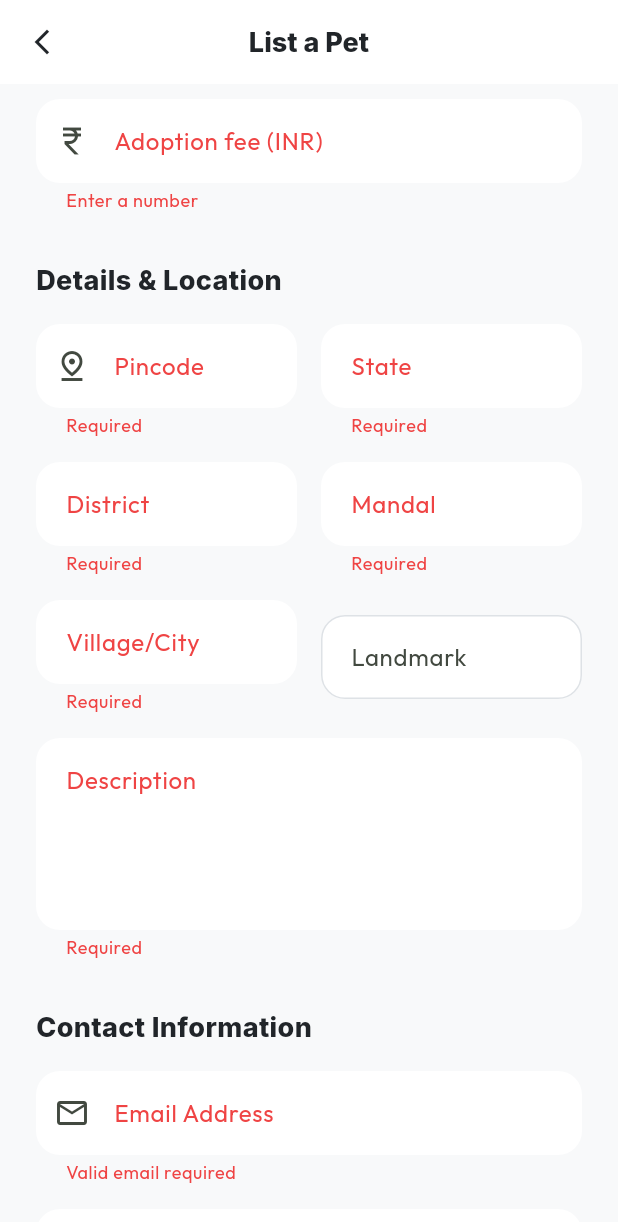
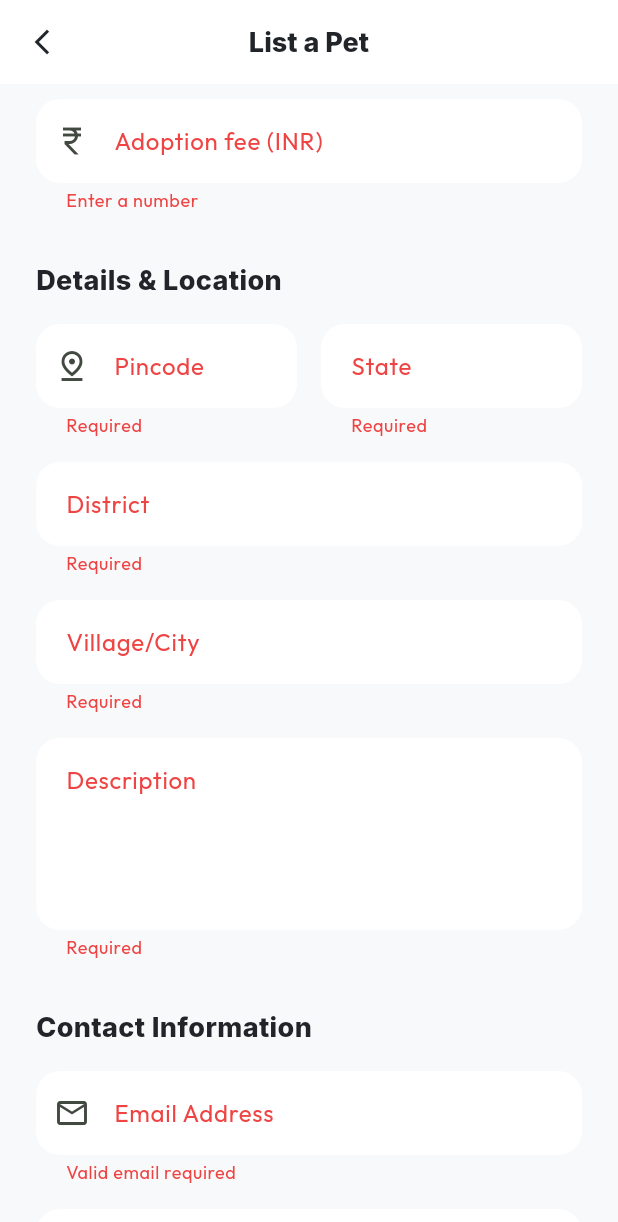
Before and after one commit to saketh-2146/PetAdoption, a Flutter app: the SellPetScreen screen opened directly, scrolled down 576 dp, after a tap on "Publish Listing", on a phone screen of 412 x 824 dp. Shown: the top 1222 px of the screen. Run offline on Flutter 3.47's test engine with Material 3 defaults, Android fonts, the light colour scheme and no system bars; our stand-ins replace cached_network_image, cloud_firestore, firebase_auth, firebase_core, google_fonts, google_sign_in and 3 more; accounts and stored records are empty; network calls fail.

Commit message:
Remove mandal and landmark fields from add/edit pet screens

```diff
--- a/lib/screens/edit_pet_screen.dart
+++ b/lib/screens/edit_pet_screen.dart
@@ -29,9 +29,7 @@ class _EditPetScreenState extends State<EditPetScreen> {
   late final TextEditingController _pincode;
   late final TextEditingController _state;
   late final TextEditingController _district;
-  late final TextEditingController _mandal;
   late final TextEditingController _village;
-  late final TextEditingController _landmark;
   late final TextEditingController _contactEmail;
   late final TextEditingController _contactMobile;
 
@@ -58,9 +56,7 @@ class _EditPetScreenState extends State<EditPetScreen> {
     _pincode = TextEditingController(text: widget.pet.pincode ?? '');
     _state = TextEditingController(text: widget.pet.state ?? '');
     _district = TextEditingController(text: widget.pet.district ?? '');
-    _mandal = TextEditingController(text: widget.pet.mandal ?? '');
     _village = TextEditingController(text: widget.pet.village ?? '');
-    _landmark = TextEditingController(text: widget.pet.landmark ?? '');
     _contactEmail = TextEditingController(text: widget.pet.contactEmail ?? '');
     _contactMobile = TextEditingController(text: widget.pet.contactMobile ?? '');
     _species = widget.pet.species;
@@ -75,7 +71,7 @@ class _EditPetScreenState extends State<EditPetScreen> {
 
   @override
   void dispose() {
-    for (final c in [_name, _breed, _age, _price, _description, _contactEmail, _contactMobile, _pincode, _state, _district, _mandal, _village, _landmark]) {
+    for (final c in [_name, _breed, _age, _price, _description, _contactEmail, _contactMobile, _pincode, _state, _district, _village]) {
       c.dispose();
     }
     super.dispose();
@@ -209,7 +205,7 @@ class _EditPetScreenState extends State<EditPetScreen> {
 
       final finalImageUrls = [..._existingImages, ...newlyUploadedUrls];
       final priceValue = double.tryParse(_price.text.trim()) ?? 0;
-      final locationStr = '${_village.text.trim()}, ${_mandal.text.trim()}, ${_district.text.trim()}, ${_state.text.trim()} - ${_pincode.text.trim()}';
+      final locationStr = '${_village.text.trim()}, ${_district.text.trim()}, ${_state.text.trim()} - ${_pincode.text.trim()}';
 
       final updatedPet = Pet(
         id: widget.pet.id,
@@ -239,10 +235,7 @@ class _EditPetScreenState extends State<EditPetScreen> {
         contactMobile: _contactMobile.text.trim(),
         pincode: _pincode.text.trim(),
         state: _state.text.trim(),
-        district: _district.text.trim(),
-        mandal: _mandal.text.trim(),
         village: _village.text.trim(),
-        landmark: _landmark.text.trim(),
         createdAt: widget.pet.createdAt,
         approvedAt: widget.pet.approvedAt,
         approvedBy: widget.pet.approvedBy,
@@ -548,28 +541,9 @@ class _EditPetScreenState extends State<EditPetScreen> {
                   const SizedBox(width: 16),
                   Expanded(
                     child: TextFormField(
-                      controller: _mandal,
-                      decoration: const InputDecoration(labelText: 'Mandal'),
-                      validator: (v) => (v == null || v.trim().isEmpty) ? 'Required' : null,
-                    ),
-                  ),
-                ],
-              ),
-              const SizedBox(height: 16),
-              Row(
-                children: [
-                  Expanded(
-                    child: TextFormField(
                       controller: _village,
                       decoration: const InputDecoration(labelText: 'Village/City'),
                       validator: (v) => (v == null || v.trim().isEmpty) ? 'Required' : null,
-                    ),
-                  ),
-                  const SizedBox(width: 16),
-                  Expanded(
-                    child: TextFormField(
-                      controller: _landmark,
-                      decoration: const InputDecoration(labelText: 'Landmark'),
                     ),
                   ),
                 ],
--- a/lib/screens/sell_pet_screen.dart
+++ b/lib/screens/sell_pet_screen.dart
@@ -30,9 +30,7 @@ class _SellPetScreenState extends State<SellPetScreen> {
   final _pincode = TextEditingController();
   final _state = TextEditingController();
   final _district = TextEditingController();
-  final _mandal = TextEditingController();
   final _village = TextEditingController();
-  final _landmark = TextEditingController();
   final _contactEmail = TextEditingController();
   final _contactMobile = TextEditingController();
 
@@ -48,7 +46,7 @@ class _SellPetScreenState extends State<SellPetScreen> {
 
   @override
   void dispose() {
-    for (final c in [_name, _breed, _age, _price, _description, _contactEmail, _contactMobile, _pincode, _state, _district, _mandal, _village, _landmark]) {
+    for (final c in [_name, _breed, _age, _price, _description, _contactEmail, _contactMobile, _pincode, _state, _district, _village]) {
       c.dispose();
     }
     super.dispose();
@@ -179,7 +177,7 @@ class _SellPetScreenState extends State<SellPetScreen> {
       }
 
       final priceValue = double.tryParse(_price.text.trim()) ?? 0;
-      final locationStr = '${_village.text.trim()}, ${_mandal.text.trim()}, ${_district.text.trim()}, ${_state.text.trim()} - ${_pincode.text.trim()}';
+      final locationStr = '${_village.text.trim()}, ${_district.text.trim()}, ${_state.text.trim()} - ${_pincode.text.trim()}';
 
       final pet = Pet(
         id: newPetId,
@@ -216,10 +214,7 @@ class _SellPetScreenState extends State<SellPetScreen> {
         contactMobile: _contactMobile.text.trim(),
         pincode: _pincode.text.trim(),
         state: _state.text.trim(),
-        district: _district.text.trim(),
-        mandal: _mandal.text.trim(),
         village: _village.text.trim(),
-        landmark: _landmark.text.trim(),
       );
 
       debugPrint('Saving to Firestore...');
@@ -520,34 +515,13 @@ class _SellPetScreenState extends State<SellPetScreen> {
                       validator: (v) => (v == null || v.trim().isEmpty) ? 'Required' : null,
                     ),
                   ),
-                  const SizedBox(width: 16),
-                  Expanded(
-                    child: TextFormField(
-                      controller: _mandal,
-                      decoration: const InputDecoration(labelText: 'Mandal'),
-                      validator: (v) => (v == null || v.trim().isEmpty) ? 'Required' : null,
-                    ),
-                  ),
                 ],
               ),
               const SizedBox(height: 16),
-              Row(
-                children: [
-                  Expanded(
-                    child: TextFormField(
-                      controller: _village,
-                      decoration: const InputDecoration(labelText: 'Village/City'),
-                      validator: (v) => (v == null || v.trim().isEmpty) ? 'Required' : null,
-                    ),
-                  ),
-                  const SizedBox(width: 16),
-                  Expanded(
-                    child: TextFormField(
-                      controller: _landmark,
-                      decoration: const InputDecoration(labelText: 'Landmark'),
-                    ),
-                  ),
-                ],
+              TextFormField(
+                controller: _village,
+                decoration: const InputDecoration(labelText: 'Village/City'),
+                validator: (v) => (v == null || v.trim().isEmpty) ? 'Required' : null,
               ),
               const SizedBox(height: 16),
               TextFormField(
```
